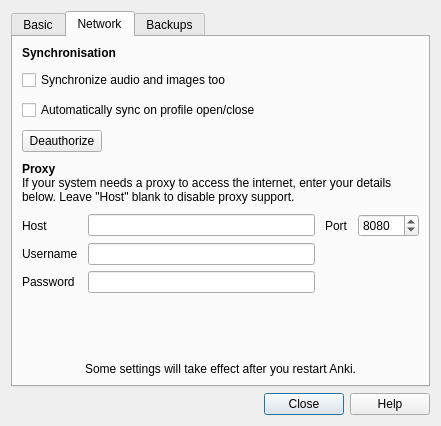
Before: the Qt Designer form designer/preferences.ui in ankitects/anki, drawn with Qt 5.
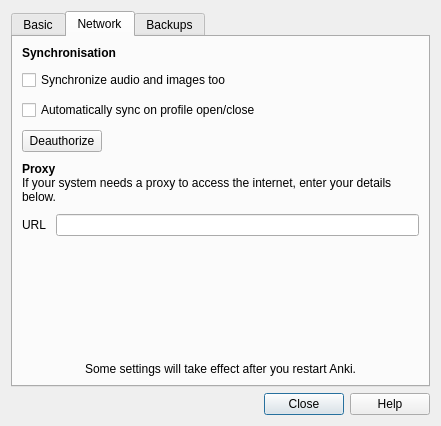
After: the same form once the commit is applied. The open tabs and pages were chosen to show the change.

Commit message: fix custom proxy support

Patch:
```diff
--- a/designer/preferences.ui
+++ b/designer/preferences.ui
@@ -251,7 +251,7 @@
        <item>
         <widget class="QLabel" name="label_13">
          <property name="text">
-          <string>&lt;b&gt;Proxy&lt;/b&gt;&lt;br&gt;If your system needs a proxy to access the internet, enter your details below. Leave &quot;Host&quot; blank to disable proxy support.</string>
+          <string>&lt;b&gt;Proxy&lt;/b&gt;&lt;br&gt;If your system needs a proxy to access the internet, enter your details below.</string>
          </property>
          <property name="wordWrap">
           <bool>true</bool>
@@ -266,63 +266,13 @@
          <item row="0" column="0">
           <widget class="QLabel" name="label_14">
            <property name="text">
-            <string>Host</string>
+            <string>URL</string>
            </property>
           </widget>
          </item>
          <item row="0" column="1">
           <widget class="QLineEdit" name="proxyHost"/>
          </item>
-         <item row="0" column="2">
-          <widget class="QLabel" name="label_15">
-           <property name="text">
-            <string>Port</string>
-           </property>
-          </widget>
-         </item>
-         <item row="0" column="3">
-          <widget class="QSpinBox" name="proxyPort">
-           <property name="minimumSize">
-            <size>
-             <width>60</width>
-             <height>0</height>
-            </size>
-           </property>
-           <property name="minimum">
-            <number>1</number>
-           </property>
-           <property name="maximum">
-            <number>65535</number>
-           </property>
-           <property name="value">
-            <number>8080</number>
-           </property>
-          </widget>
-         </item>
-         <item row="1" column="0">
-          <widget class="QLabel" name="label_19">
-           <property name="text">
-            <string>Username</string>
-           </property>
-          </widget>
-         </item>
-         <item row="1" column="1">
-          <widget class="QLineEdit" name="proxyUser"/>
-         </item>
-         <item row="2" column="0">
-          <widget class="QLabel" name="label_20">
-           <property name="text">
-            <string>Password</string>
-           </property>
-          </widget>
-         </item>
-         <item row="2" column="1">
-          <widget class="QLineEdit" name="proxyPass">
-           <property name="echoMode">
-            <enum>QLineEdit::Password</enum>
-           </property>
-          </widget>
-         </item>
         </layout>
        </item>
        <item>
```
Left out of the diff: 3 changed lines with no effect on the pictures. The commit also changes 2 other files.
